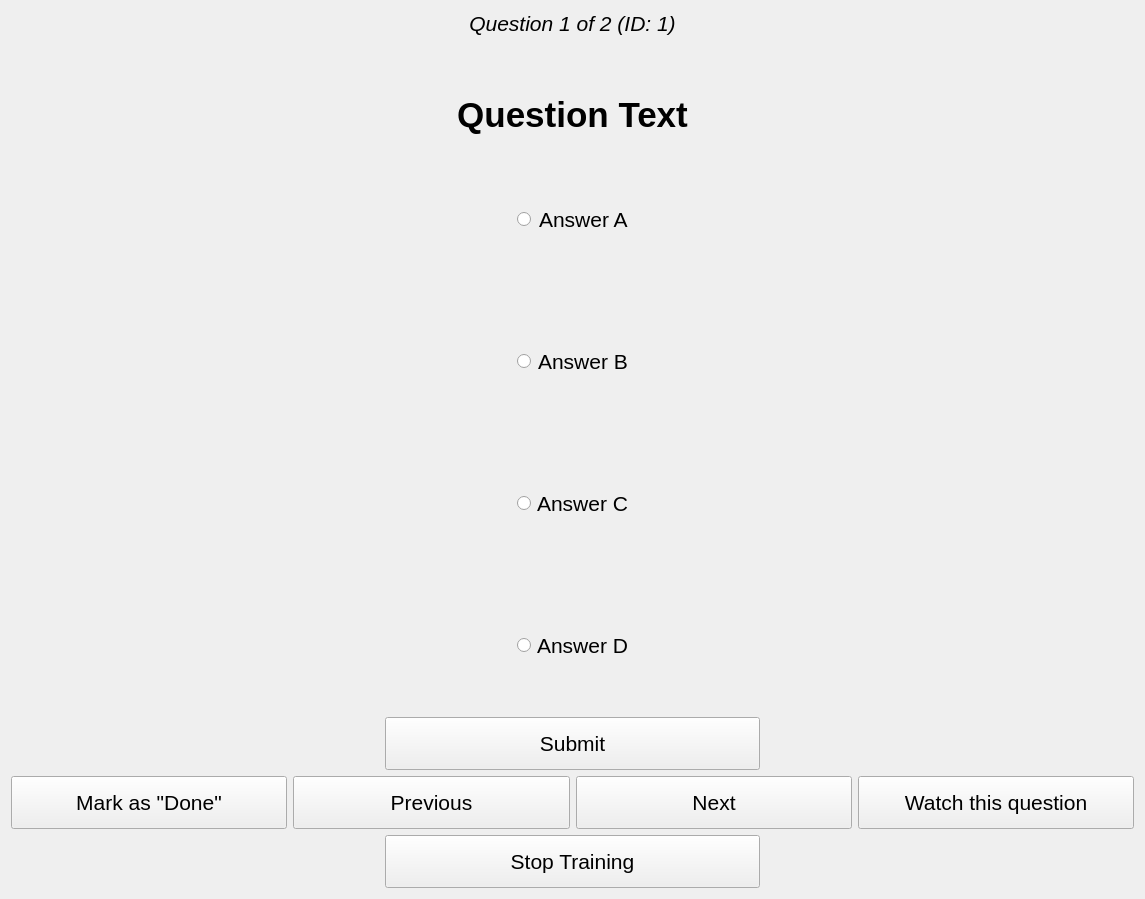
jufi2112/pilot_utils, file pilot_utils/azf_trainer/ui/question_widget.ui: the form before one commit.
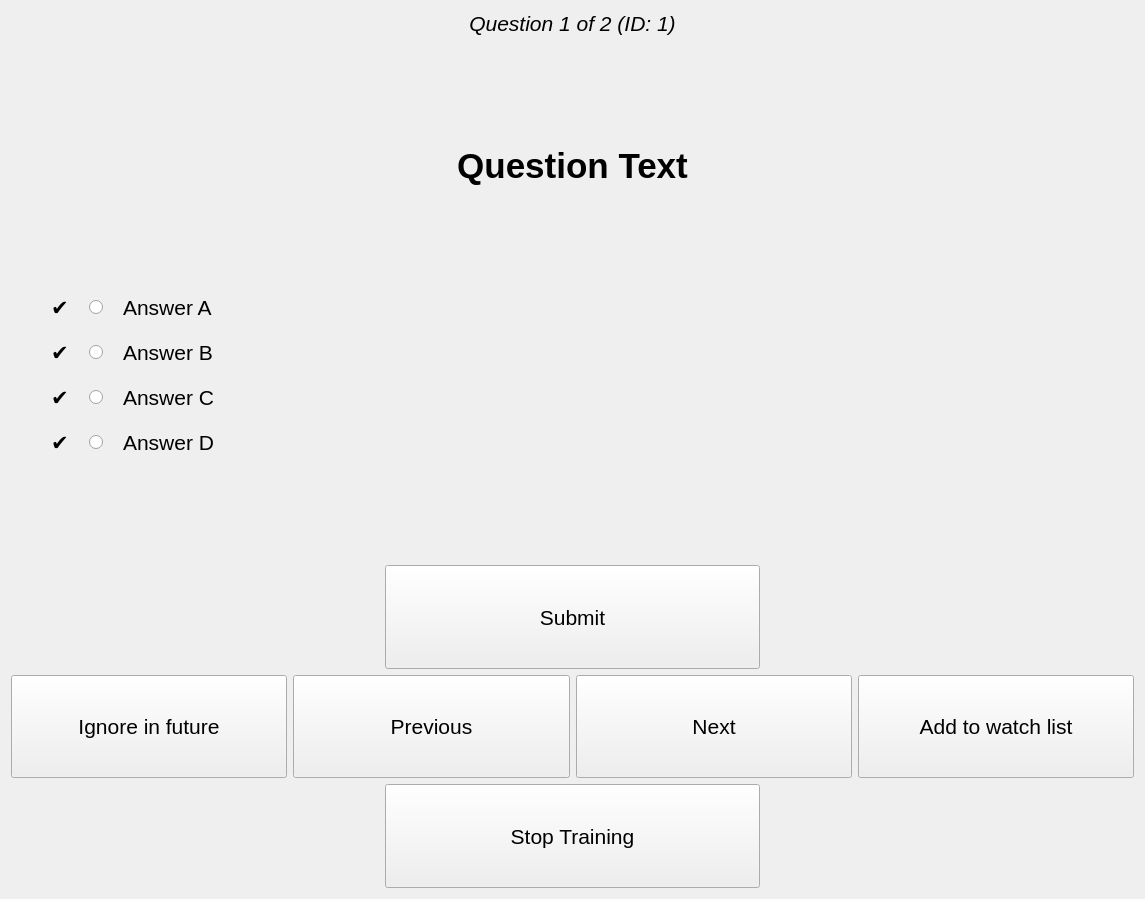
The form after the commit. Custom widgets are drawn as their Qt base class.

Commit message: removed newlines from questions and answers (issue #4)

What changed in the file:
```diff
--- a/pilot_utils/azf_trainer/ui/question_widget.ui
+++ b/pilot_utils/azf_trainer/ui/question_widget.ui
@@ -44,7 +44,7 @@
      <property name="sizeHint" stdset="0">
       <size>
        <width>20</width>
-       <height>40</height>
+       <height>91</height>
       </size>
      </property>
     </spacer>
@@ -88,6 +88,9 @@
        <property name="orientation">
         <enum>Qt::Horizontal</enum>
        </property>
+       <property name="sizeType">
+        <enum>QSizePolicy::Preferred</enum>
+       </property>
        <property name="sizeHint" stdset="0">
         <size>
          <width>40</width>
@@ -98,12 +101,30 @@
      </item>
      <item>
       <layout class="QVBoxLayout" name="verticalLayout">
+       <property name="spacing">
+        <number>20</number>
+       </property>
        <item>
-        <layout class="QHBoxLayout" name="horizontalLayout_answer_A">
+        <layout class="QHBoxLayout" name="horizontalLayout_answer_A" stretch="0,0,1">
+         <item>
+          <widget class="QLabel" name="label_answer_A_result">
+           <property name="font">
+            <font>
+             <pointsize>16</pointsize>
+            </font>
+           </property>
+           <property name="text">
+            <string>✔</string>
+           </property>
+           <property name="textFormat">
+            <enum>Qt::RichText</enum>
+           </property>
+          </widget>
+         </item>
          <item>
           <widget class="QRadioButton" name="radioButton_answer_A">
            <property name="sizePolicy">
-            <sizepolicy hsizetype="Minimum" vsizetype="Fixed">
+            <sizepolicy hsizetype="Preferred" vsizetype="Preferred">
              <horstretch>0</horstretch>
              <verstretch>0</verstretch>
             </sizepolicy>
@@ -142,25 +163,30 @@
         </layout>
        </item>
        <item>
-        <spacer name="verticalSpacer_3">
-         <property name="orientation">
-          <enum>Qt::Vertical</enum>
-         </property>
-         <property name="sizeType">
-          <enum>QSizePolicy::Preferred</enum>
-         </property>
-         <property name="sizeHint" stdset="0">
-          <size>
-           <width>20</width>
-           <height>111</height>
-          </size>
-         </property>
-        </spacer>
-       </item>
-       <item>
-        <layout class="QHBoxLayout" name="horizontalLayout_answer_B">
+        <layout class="QHBoxLayout" name="horizontalLayout_answer_B" stretch="0,0,1">
+         <item>
+          <widget class="QLabel" name="label_answer_B_result">
+           <property name="font">
+            <font>
+             <pointsize>16</pointsize>
+            </font>
+           </property>
+           <property name="text">
+            <string>✔</string>
+           </property>
+           <property name="textFormat">
+            <enum>Qt::RichText</enum>
+           </property>
+          </widget>
+         </item>
          <item>
           <widget class="QRadioButton" name="radioButton_answer_B">
+           <property name="sizePolicy">
+            <sizepolicy hsizetype="Preferred" vsizetype="Preferred">
+             <horstretch>0</horstretch>
+             <verstretch>0</verstretch>
+            </sizepolicy>
+           </property>
            <property name="font">
             <font>
              <pointsize>16</pointsize>
@@ -189,25 +215,30 @@
         </layout>
        </item>
        <item>
-        <spacer name="verticalSpacer_4">
-         <property name="orientation">
-          <enum>Qt::Vertical</enum>
-         </property>
-         <property name="sizeType">
-          <enum>QSizePolicy::Preferred</enum>
-         </property>
-         <property name="sizeHint" stdset="0">
-          <size>
-           <width>20</width>
-           <height>111</height>
-          </size>
-         </property>
-        </spacer>
-       </item>
-       <item>
-        <layout class="QHBoxLayout" name="horizontalLayout_answer_C">
+        <layout class="QHBoxLayout" name="horizontalLayout_answer_C" stretch="0,0,1">
+         <item>
+          <widget class="QLabel" name="label_answer_C_result">
+           <property name="font">
+            <font>
+             <pointsize>16</pointsize>
+            </font>
+           </property>
+           <property name="text">
+            <string>✔</string>
+           </property>
+           <property name="textFormat">
+            <enum>Qt::RichText</enum>
+           </property>
+          </widget>
+         </item>
          <item>
           <widget class="QRadioButton" name="radioButton_answer_C">
+           <property name="sizePolicy">
+            <sizepolicy hsizetype="Preferred" vsizetype="Preferred">
+             <horstretch>0</horstretch>
+             <verstretch>0</verstretch>
+            </sizepolicy>
+           </property>
            <property name="font">
             <font>
              <pointsize>16</pointsize>
@@ -236,25 +267,30 @@
         </layout>
        </item>
        <item>
-        <spacer name="verticalSpacer_5">
-         <property name="orientation">
-          <enum>Qt::Vertical</enum>
-         </property>
-         <property name="sizeType">
-          <enum>QSizePolicy::Preferred</enum>
-         </property>
-         <property name="sizeHint" stdset="0">
-          <size>
-           <width>20</width>
-           <height>111</height>
-          </size>
-         </property>
-        </spacer>
-       </item>
-       <item>
-        <layout class="QHBoxLayout" name="horizontalLayout_answer_D">
+        <layout class="QHBoxLayout" name="horizontalLayout_answer_D" stretch="0,0,1">
+         <item>
+          <widget class="QLabel" name="label_answer_D_result">
+           <property name="font">
+            <font>
+             <pointsize>16</pointsize>
+            </font>
+           </property>
+           <property name="text">
+            <string>✔</string>
+           </property>
+           <property name="textFormat">
+            <enum>Qt::RichText</enum>
+           </property>
+          </widget>
+         </item>
          <item>
           <widget class="QRadioButton" name="radioButton_answer_D">
+           <property name="sizePolicy">
+            <sizepolicy hsizetype="Preferred" vsizetype="Preferred">
+             <horstretch>0</horstretch>
+             <verstretch>0</verstretch>
+            </sizepolicy>
+           </property>
            <property name="font">
             <font>
              <pointsize>16</pointsize>
@@ -289,6 +325,9 @@
        <property name="orientation">
         <enum>Qt::Horizontal</enum>
        </property>
+       <property name="sizeType">
+        <enum>QSizePolicy::Preferred</enum>
+       </property>
        <property name="sizeHint" stdset="0">
         <size>
          <width>40</width>
@@ -405,7 +444,7 @@
         </font>
        </property>
        <property name="text">
-        <string>Mark as &quot;Done&quot;</string>
+        <string>Ignore in future</string>
        </property>
        <property name="checkable">
         <bool>true</bool>
@@ -462,7 +501,7 @@
         </font>
        </property>
        <property name="text">
-        <string>Watch this question</string>
+        <string>Add to watch list</string>
        </property>
        <property name="checkable">
         <bool>true</bool>
```
Left out of the diff: 2 changed lines with no effect on the pictures. The commit also changes 3 other files.
